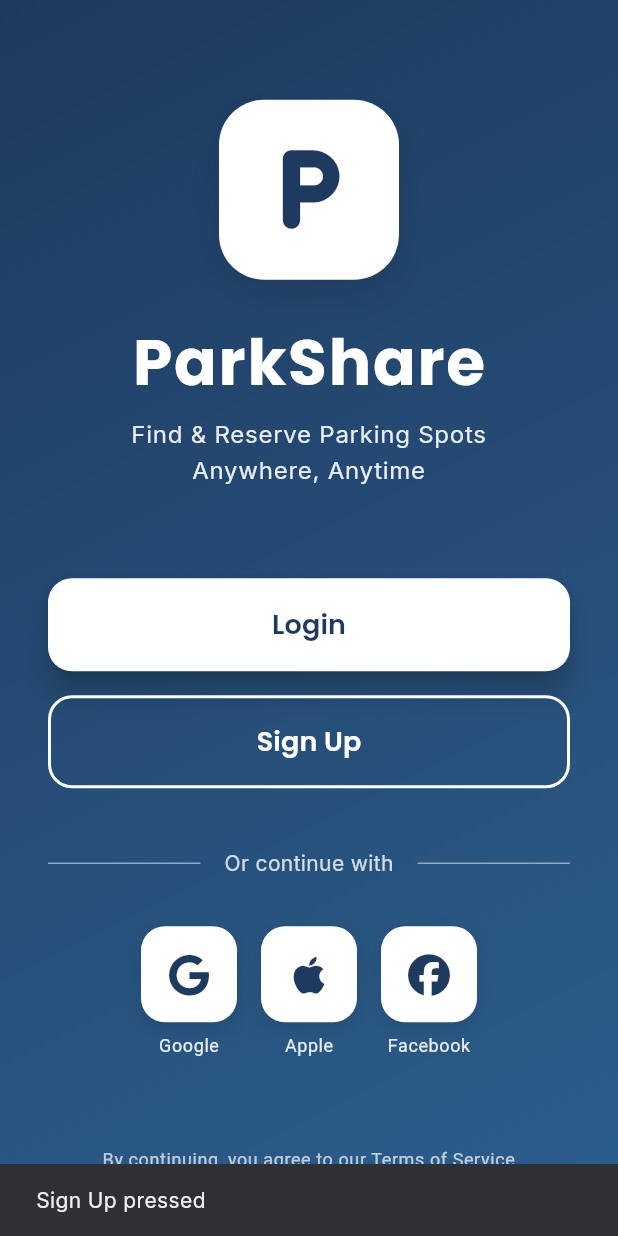
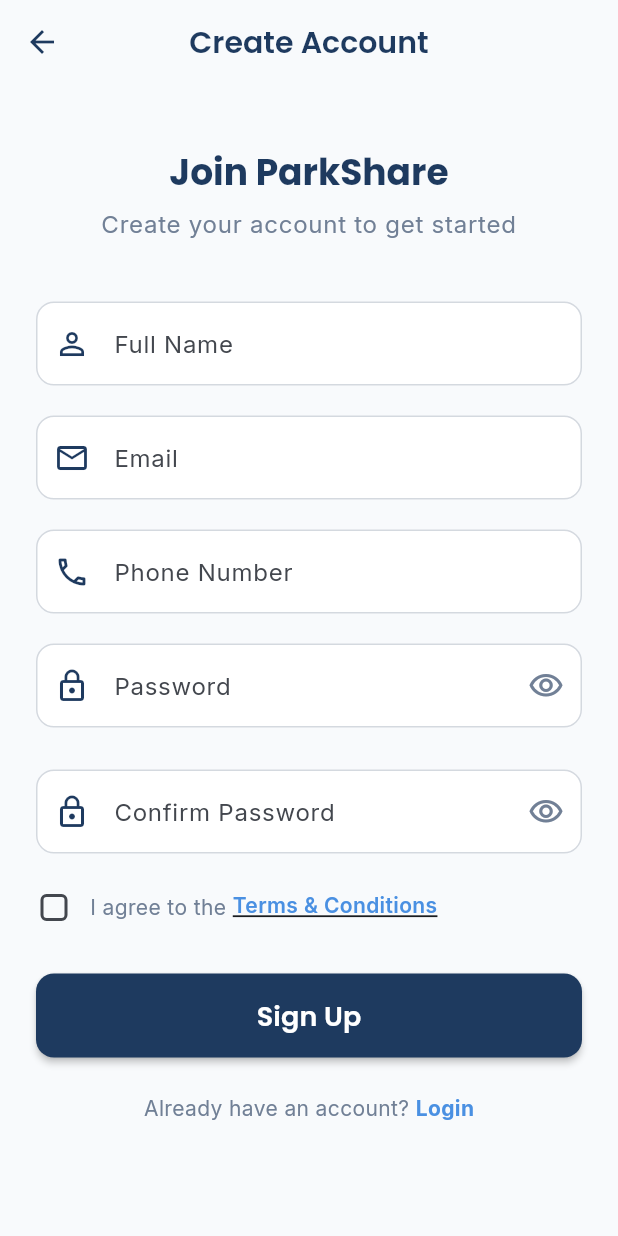
Before and after one commit to sancimon/FlutterApp, a Flutter app: the screen it shows after launch, after a tap on "Sign Up", on a phone screen of 412 x 824 dp. Run offline on Flutter 3.47's test engine with Material 3 defaults, Android fonts, the phone set to English and light mode, and no system bars; our stand-ins replace font_awesome_flutter, google_fonts.

Commit message:
Add Sign Up page with password strength indicator
Features:
- Complete registration form with all fields
- Full Name input with validation
- Email input with regex validation
- Phone number input with validation
- Password field with show/hide toggle
- Real-time password strength indicator (Weak/Fair/Good/Strong)
- Strength indicator changes color based on password quality
- Confirm Password field with match validation
- Terms & Conditions checkbox (required)
- Terms dialog preview
- Full-width Sign Up button with loading state
- Navigation between Login and Sign Up screens
- Navigation from Welcome screen to Sign Up
- Consistent dark blue theme
- Comprehensive form validation

Location: lib/screens/signup_screen.dart

```diff
--- /dev/null
+++ b/lib/screens/signup_screen.dart
@@ -0,0 +1,553 @@
+import 'package:flutter/material.dart';
+import 'package:parkshare/utils/app_theme.dart';
+
+class SignUpScreen extends StatefulWidget {
+  const SignUpScreen({super.key});
+
+  @override
+  State<SignUpScreen> createState() => _SignUpScreenState();
+}
+
+class _SignUpScreenState extends State<SignUpScreen> {
+  final _formKey = GlobalKey<FormState>();
+  final _nameController = TextEditingController();
+  final _emailController = TextEditingController();
+  final _phoneController = TextEditingController();
+  final _passwordController = TextEditingController();
+  final _confirmPasswordController = TextEditingController();
+
+  bool _obscurePassword = true;
+  bool _obscureConfirmPassword = true;
+  bool _agreeToTerms = false;
+  bool _isLoading = false;
+
+  // Password strength
+  double _passwordStrength = 0.0;
+  String _passwordStrengthText = '';
+  Color _passwordStrengthColor = AppTheme.textSecondary;
+
+  @override
+  void dispose() {
+    _nameController.dispose();
+    _emailController.dispose();
+    _phoneController.dispose();
+    _passwordController.dispose();
+    _confirmPasswordController.dispose();
+    super.dispose();
+  }
+
+  void _calculatePasswordStrength(String password) {
+    if (password.isEmpty) {
+      setState(() {
+        _passwordStrength = 0.0;
+        _passwordStrengthText = '';
+        _passwordStrengthColor = AppTheme.textSecondary;
+      });
+      return;
+    }
+
+    double strength = 0.0;
+
+    // Length check
+    if (password.length >= 8) strength += 0.25;
+    if (password.length >= 12) strength += 0.15;
+
+    // Contains lowercase
+    if (password.contains(RegExp(r'[a-z]'))) strength += 0.15;
+
+    // Contains uppercase
+    if (password.contains(RegExp(r'[A-Z]'))) strength += 0.15;
+
+    // Contains numbers
+    if (password.contains(RegExp(r'[0-9]'))) strength += 0.15;
+
+    // Contains special characters
+    if (password.contains(RegExp(r'[!@#$%^&*(),.?":{}|<>]'))) strength += 0.15;
+
+    // Determine strength text and color
+    String strengthText;
+    Color strengthColor;
+
+    if (strength <= 0.3) {
+      strengthText = 'Weak';
+      strengthColor = AppTheme.errorColor;
+    } else if (strength <= 0.6) {
+      strengthText = 'Fair';
+      strengthColor = AppTheme.warningColor;
+    } else if (strength <= 0.8) {
+      strengthText = 'Good';
+      strengthColor = Colors.blue;
+    } else {
+      strengthText = 'Strong';
+      strengthColor = AppTheme.successColor;
+    }
+
+    setState(() {
+      _passwordStrength = strength;
+      _passwordStrengthText = strengthText;
+      _passwordStrengthColor = strengthColor;
+    });
+  }
+
+  Future<void> _handleSignUp() async {
+    if (!_agreeToTerms) {
+      ScaffoldMessenger.of(context).showSnackBar(
+        const SnackBar(
+          content: Text('Please agree to Terms & Conditions'),
+          backgroundColor: AppTheme.errorColor,
+        ),
+      );
+      return;
+    }
+
+    if (_formKey.currentState!.validate()) {
+      setState(() {
+        _isLoading = true;
+      });
+
+      // TODO: Implement Firebase authentication
+      await Future.delayed(const Duration(seconds: 2)); // Simulate API call
+
+      if (mounted) {
+        setState(() {
+          _isLoading = false;
+        });
+
+        ScaffoldMessenger.of(context).showSnackBar(
+          const SnackBar(
+            content: Text('Account created successfully!'),
+            backgroundColor: AppTheme.successColor,
+          ),
+        );
+
+        // TODO: Navigate to Home screen or Email Verification screen
+      }
+    }
+  }
+
+  void _navigateToLogin() {
+    Navigator.pop(context);
+  }
+
+  void _showTermsAndConditions() {
+    // TODO: Navigate to Terms & Conditions page
+    showDialog(
+      context: context,
+      builder: (context) => AlertDialog(
+        title: const Text('Terms & Conditions'),
+        content: const SingleChildScrollView(
+          child: Text(
+            'Terms & Conditions\n\n'
+            '1. Acceptance of Terms\n'
+            'By using ParkShare, you agree to these terms.\n\n'
+            '2. User Accounts\n'
+            'You must provide accurate information.\n\n'
+            '3. Privacy Policy\n'
+            'We protect your data as per our Privacy Policy.\n\n'
+            '4. Parking Listings\n'
+            'Spot owners are responsible for accurate listings.\n\n'
+            '5. Payments\n'
+            'All payments are processed securely.\n\n'
+            'For full terms, visit our website.',
+          ),
+        ),
+        actions: [
+          TextButton(
+            onPressed: () => Navigator.pop(context),
+            child: const Text('Close'),
+          ),
+        ],
+      ),
+    );
+  }
+
+  @override
+  Widget build(BuildContext context) {
+    return Scaffold(
+      backgroundColor: AppTheme.backgroundColor,
+      appBar: AppBar(
+        backgroundColor: Colors.transparent,
+        elevation: 0,
+        leading: IconButton(
+          icon: const Icon(Icons.arrow_back, color: AppTheme.primaryBlue),
+          onPressed: () => Navigator.pop(context),
+        ),
+        title: Text(
+          'Create Account',
+          style: Theme.of(context).textTheme.headlineMedium?.copyWith(
+                color: AppTheme.primaryBlue,
+              ),
+        ),
+        centerTitle: true,
+      ),
+      body: SafeArea(
+        child: SingleChildScrollView(
+          padding: const EdgeInsets.all(24.0),
+          child: Form(
+            key: _formKey,
+            child: Column(
+              crossAxisAlignment: CrossAxisAlignment.stretch,
+              children: [
+                const SizedBox(height: 20),
+
+                // Welcome text
+                Text(
+                  'Join ParkShare',
+                  style: Theme.of(context).textTheme.displaySmall?.copyWith(
+                        color: AppTheme.primaryBlue,
+                        fontWeight: FontWeight.bold,
+                      ),
+                  textAlign: TextAlign.center,
+                ),
+
+                const SizedBox(height: 8),
+
+                Text(
+                  'Create your account to get started',
+                  style: Theme.of(context).textTheme.bodyLarge?.copyWith(
+                        color: AppTheme.textSecondary,
+                      ),
+                  textAlign: TextAlign.center,
+                ),
+
+                const SizedBox(height: 40),
+
+                // Full Name field
+                TextFormField(
+                  controller: _nameController,
+                  textCapitalization: TextCapitalization.words,
+                  decoration: InputDecoration(
+                    labelText: 'Full Name',
+                    hintText: 'Enter your full name',
+                    prefixIcon: const Icon(
+                      Icons.person_outline,
+                      color: AppTheme.primaryBlue,
+                    ),
+                    border: OutlineInputBorder(
+                      borderRadius: BorderRadius.circular(12),
+                    ),
+                  ),
+                  validator: (value) {
+                    if (value == null || value.isEmpty) {
+                      return 'Please enter your full name';
+                    }
+                    if (value.length < 2) {
+                      return 'Name must be at least 2 characters';
+                    }
+                    return null;
+                  },
+                ),
+
+                const SizedBox(height: 20),
+
+                // Email field
+                TextFormField(
+                  controller: _emailController,
+                  keyboardType: TextInputType.emailAddress,
+                  decoration: InputDecoration(
+                    labelText: 'Email',
+                    hintText: 'Enter your email',
+                    prefixIcon: const Icon(
+                      Icons.email_outlined,
+                      color: AppTheme.primaryBlue,
+                    ),
+                    border: OutlineInputBorder(
+                      borderRadius: BorderRadius.circular(12),
+                    ),
+                  ),
+                  validator: (value) {
+                    if (value == null || value.isEmpty) {
+                      return 'Please enter your email';
+                    }
+                    if (!RegExp(r'^[\w-\.]+@([\w-]+\.)+[\w-]{2,4}$')
+                        .hasMatch(value)) {
+                      return 'Please enter a valid email';
+                    }
+                    return null;
+                  },
+                ),
+
+                const SizedBox(height: 20),
+
+                // Phone number field
+                TextFormField(
+                  controller: _phoneController,
+                  keyboardType: TextInputType.phone,
+                  decoration: InputDecoration(
+                    labelText: 'Phone Number',
+                    hintText: 'Enter your phone number',
+                    prefixIcon: const Icon(
+                      Icons.phone_outlined,
+                      color: AppTheme.primaryBlue,
+                    ),
+                    border: OutlineInputBorder(
+                      borderRadius: BorderRadius.circular(12),
+                    ),
+                  ),
+                  validator: (value) {
+                    if (value == null || value.isEmpty) {
+                      return 'Please enter your phone number';
+                    }
+                    if (value.length < 10) {
+                      return 'Please enter a valid phone number';
+                    }
+                    return null;
+                  },
+                ),
+
+                const SizedBox(height: 20),
+
+                // Password field
+                TextFormField(
+                  controller: _passwordController,
+                  obscureText: _obscurePassword,
+                  onChanged: _calculatePasswordStrength,
+                  decoration: InputDecoration(
+                    labelText: 'Password',
+                    hintText: 'Create a password',
+                    prefixIcon: const Icon(
+                      Icons.lock_outline,
+                      color: AppTheme.primaryBlue,
+                    ),
+                    suffixIcon: IconButton(
+                      icon: Icon(
+                        _obscurePassword
+                            ? Icons.visibility_outlined
+                            : Icons.visibility_off_outlined,
+                        color: AppTheme.textSecondary,
+                      ),
+                      onPressed: () {
+                        setState(() {
+                          _obscurePassword = !_obscurePassword;
+                        });
+                      },
+                    ),
+                    border: OutlineInputBorder(
+                      borderRadius: BorderRadius.circular(12),
+                    ),
+                  ),
+                  validator: (value) {
+                    if (value == null || value.isEmpty) {
+                      return 'Please enter a password';
+                    }
+                    if (value.length < 8) {
+                      return 'Password must be at least 8 characters';
+                    }
+                    return null;
+                  },
+                ),
+
+                const SizedBox(height: 8),
+
+                // Password strength indicator
+                if (_passwordController.text.isNotEmpty) ...[
+                  Row(
+                    children: [
+                      Expanded(
+                        child: ClipRRect(
+                          borderRadius: BorderRadius.circular(4),
+                          child: LinearProgressIndicator(
+                            value: _passwordStrength,
+                            backgroundColor: Colors.grey[300],
+                            valueColor: AlwaysStoppedAnimation<Color>(
+                              _passwordStrengthColor,
+                            ),
+                            minHeight: 6,
+                          ),
+                        ),
+                      ),
+                      const SizedBox(width: 12),
+                      Text(
+                        _passwordStrengthText,
+                        style: Theme.of(context).textTheme.bodySmall?.copyWith(
+                              color: _passwordStrengthColor,
+                              fontWeight: FontWeight.w600,
+                            ),
+                      ),
+                    ],
+                  ),
+                  const SizedBox(height: 4),
+                  Text(
+                    'Use 8+ characters with mix of letters, numbers & symbols',
+                    style: Theme.of(context).textTheme.bodySmall?.copyWith(
+                          color: AppTheme.textSecondary,
+                          fontSize: 12,
+                        ),
+                  ),
+                ],
+
+                const SizedBox(height: 20),
+
+                // Confirm Password field
+                TextFormField(
+                  controller: _confirmPasswordController,
+                  obscureText: _obscureConfirmPassword,
+                  decoration: InputDecoration(
+                    labelText: 'Confirm Password',
+                    hintText: 'Re-enter your password',
+                    prefixIcon: const Icon(
+                      Icons.lock_outline,
+                      color: AppTheme.primaryBlue,
+                    ),
+                    suffixIcon: IconButton(
+                      icon: Icon(
+                        _obscureConfirmPassword
+                            ? Icons.visibility_outlined
+                            : Icons.visibility_off_outlined,
+                        color: AppTheme.textSecondary,
+                      ),
+                      onPressed: () {
+                        setState(() {
+                          _obscureConfirmPassword = !_obscureConfirmPassword;
+                        });
+                      },
+                    ),
+                    border: OutlineInputBorder(
+                      borderRadius: BorderRadius.circular(12),
+                    ),
+                  ),
+                  validator: (value) {
+                    if (value == null || value.isEmpty) {
+                      return 'Please confirm your password';
+                    }
+                    if (value != _passwordController.text) {
+                      return 'Passwords do not match';
+                    }
+                    return null;
+                  },
+                ),
+
+                const SizedBox(height: 24),
+
+                // Terms & Conditions checkbox
+                Row(
+                  crossAxisAlignment: CrossAxisAlignment.start,
+                  children: [
+                    SizedBox(
+                      height: 24,
+                      width: 24,
+                      child: Checkbox(
+                        value: _agreeToTerms,
+                        onChanged: (value) {
+                          setState(() {
+                            _agreeToTerms = value ?? false;
+                          });
+                        },
+                        activeColor: AppTheme.primaryBlue,
+                        shape: RoundedRectangleBorder(
+                          borderRadius: BorderRadius.circular(4),
+                        ),
+                      ),
+                    ),
+                    const SizedBox(width: 12),
+                    Expanded(
+                      child: GestureDetector(
+                        onTap: () {
+                          setState(() {
+                            _agreeToTerms = !_agreeToTerms;
+                          });
+                        },
+                        child: RichText(
+                          text: TextSpan(
+                            style: Theme.of(context)
+                                .textTheme
+                                .bodyMedium
+                                ?.copyWith(
+                                  color: AppTheme.textSecondary,
+                                ),
+                            children: [
+                              const TextSpan(text: 'I agree to the '),
+                              WidgetSpan(
+                                child: GestureDetector(
+                                  onTap: _showTermsAndConditions,
+                                  child: Text(
+                                    'Terms & Conditions',
+                                    style: Theme.of(context)
+                                        .textTheme
+                                        .bodyMedium
+                                        ?.copyWith(
+                                          color: AppTheme.accentBlue,
+                                          fontWeight: FontWeight.w600,
+                                          decoration: TextDecoration.underline,
+                                        ),
+                                  ),
+                                ),
+                              ),
+                            ],
+                          ),
+                        ),
+                      ),
+                    ),
+                  ],
+                ),
+
+                const SizedBox(height: 32),
+
+                // Sign Up button
+                SizedBox(
+                  height: 56,
+                  child: ElevatedButton(
+                    onPressed: _isLoading ? null : _handleSignUp,
+                    style: ElevatedButton.styleFrom(
+                      backgroundColor: AppTheme.primaryBlue,
+                      foregroundColor: Colors.white,
+                      shape: RoundedRectangleBorder(
+                        borderRadius: BorderRadius.circular(12),
+                      ),
+                      elevation: 2,
+                    ),
+                    child: _isLoading
+                        ? const SizedBox(
+                            height: 24,
+                            width: 24,
+                            child: CircularProgressIndicator(
+                              color: Colors.white,
+                              strokeWidth: 2.5,
+                            ),
+                          )
+                        : Text(
+                            'Sign Up',
+                            style: Theme.of(context)
+                                .textTheme
+                                .labelLarge
+                                ?.copyWith(
+                                  fontSize: 18,
+                                ),
+                          ),
+                  ),
+                ),
+
+                const SizedBox(height: 24),
+
+                // Login link
+                Row(
+                  mainAxisAlignment: MainAxisAlignment.center,
+                  children: [
+                    Text(
+                      'Already have an account? ',
+                      style: Theme.of(context).textTheme.bodyMedium?.copyWith(
+                            color: AppTheme.textSecondary,
+                          ),
+                    ),
+                    GestureDetector(
+                      onTap: _navigateToLogin,
+                      child: Text(
+                        'Login',
+                        style: Theme.of(context).textTheme.bodyMedium?.copyWith(
+                              color: AppTheme.accentBlue,
+                              fontWeight: FontWeight.bold,
+                            ),
+                      ),
+                    ),
+                  ],
+                ),
+
+                const SizedBox(height: 20),
+              ],
+            ),
+          ),
+        ),
+      ),
+    );
+  }
+}
--- a/lib/screens/welcome_screen.dart
+++ b/lib/screens/welcome_screen.dart
@@ -2,6 +2,7 @@ import 'package:flutter/material.dart';
 import 'package:font_awesome_flutter/font_awesome_flutter.dart';
 import 'package:parkshare/utils/app_theme.dart';
 import 'package:parkshare/screens/login_screen.dart';
+import 'package:parkshare/screens/signup_screen.dart';
 
 class WelcomeScreen extends StatelessWidget {
   const WelcomeScreen({super.key});
@@ -110,9 +111,11 @@ class WelcomeScreen extends StatelessWidget {
                     width: double.infinity,
                     child: OutlinedButton(
                       onPressed: () {
-                        // TODO: Navigate to Sign Up screen
-                        ScaffoldMessenger.of(context).showSnackBar(
-                          const SnackBar(content: Text('Sign Up pressed')),
+                        Navigator.push(
+                          context,
+                          MaterialPageRoute(
+                            builder: (context) => const SignUpScreen(),
+                          ),
                         );
                       },
                       style: OutlinedButton.styleFrom(
```
Also changed, not shown: lib/screens/login_screen.dart (+6 -3 lines).
